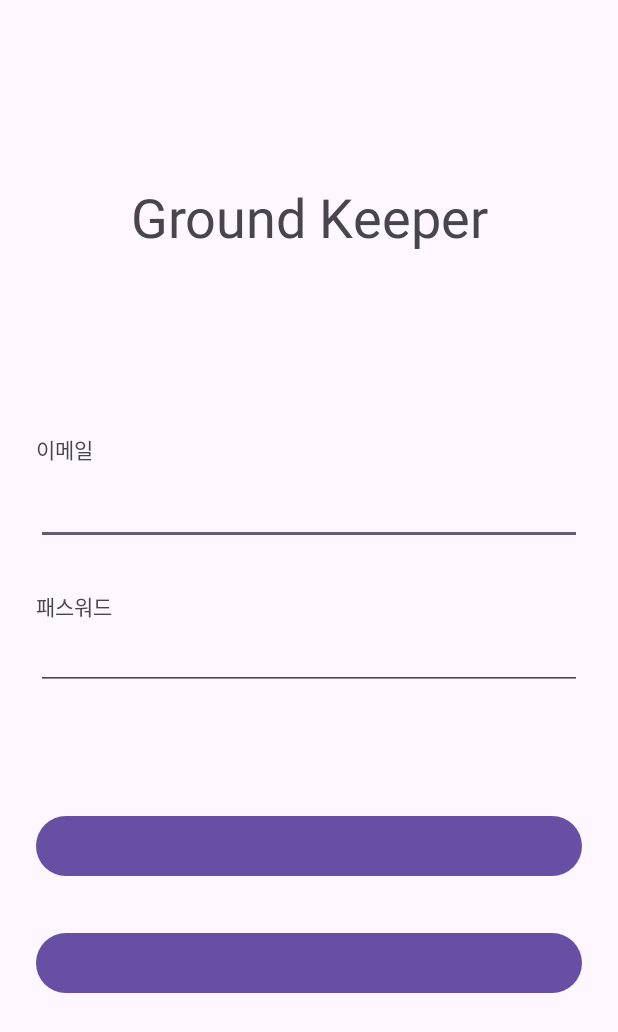
After one commit to LeeChoongHwan/GroundKeeper, an Android app: the SignInActivity screen opened directly, with no data from a screen before it, on a phone screen of 412 x 824 dp. The commit adds this screen. Shown: the top 1032 px of the screen. Run offline under Robolectric (Android 15) with nearby library versions, the phone set to English and light mode, and no system bars.

Commit message:
[ui] create activity sign in (1218)

```diff
--- a/app/src/main/AndroidManifest.xml
+++ b/app/src/main/AndroidManifest.xml
@@ -13,6 +13,9 @@
         android:theme="@style/Theme.GroundKeeper"
         tools:targetApi="31">
         <activity
+            android:name=".SignInActivity"
+            android:exported="false" />
+        <activity
             android:name=".SigninActivity"
             android:exported="false" />
         <activity
--- /dev/null
+++ b/app/src/main/java/com/example/groundkeeper/SignInActivity.kt
@@ -0,0 +1,11 @@
+package com.example.groundkeeper
+
+import androidx.appcompat.app.AppCompatActivity
+import android.os.Bundle
+
+class SignInActivity : AppCompatActivity() {
+    override fun onCreate(savedInstanceState: Bundle?) {
+        super.onCreate(savedInstanceState)
+        setContentView(R.layout.activity_sign_in)
+    }
+}
--- /dev/null
+++ b/app/src/main/res/layout/activity_sign_in.xml
@@ -0,0 +1,72 @@
+<?xml version="1.0" encoding="utf-8"?>
+<androidx.constraintlayout.widget.ConstraintLayout xmlns:android="http://schemas.android.com/apk/res/android"
+    xmlns:app="http://schemas.android.com/apk/res-auto"
+    xmlns:tools="http://schemas.android.com/tools"
+    android:layout_width="match_parent"
+    android:layout_height="match_parent"
+    tools:context=".SignInActivity">
+
+    <TextView
+        android:id="@+id/tv_title"
+        android:layout_width="wrap_content"
+        android:layout_height="wrap_content"
+        android:layout_marginTop="120dp"
+        android:text="@string/sign_in_title"
+        android:textSize="36sp"
+        app:layout_constraintEnd_toEndOf="parent"
+        app:layout_constraintStart_toStartOf="parent"
+        app:layout_constraintTop_toTopOf="parent" />
+
+    <TextView
+        android:id="@+id/tv_email"
+        android:layout_width="wrap_content"
+        android:layout_height="wrap_content"
+        android:layout_marginStart="24dp"
+        android:layout_marginTop="120dp"
+        android:text="이메일"
+        app:layout_constraintStart_toStartOf="parent"
+        app:layout_constraintTop_toBottomOf="@+id/tv_title" />
+
+    <EditText
+        android:id="@+id/et_id"
+        android:layout_width="match_parent"
+        android:layout_height="wrap_content"
+        android:layout_marginHorizontal="24dp"
+        android:textSize="24sp"
+        app:layout_constraintTop_toBottomOf="@id/tv_email" />
+
+    <TextView
+        android:id="@+id/tv_password"
+        android:layout_width="wrap_content"
+        android:layout_height="wrap_content"
+        android:layout_marginTop="30dp"
+        android:text="패스워드"
+        app:layout_constraintStart_toStartOf="@+id/tv_email"
+        app:layout_constraintTop_toBottomOf="@+id/et_id" />
+
+    <EditText
+        android:id="@+id/et_password"
+        android:layout_width="match_parent"
+        android:layout_height="wrap_content"
+        android:layout_marginHorizontal="24dp"
+        android:textSize="18sp"
+        app:layout_constraintTop_toBottomOf="@id/tv_password" />
+
+    <Button
+        android:id="@+id/btn_sign_in"
+        android:layout_width="match_parent"
+        android:layout_height="wrap_content"
+        android:layout_marginHorizontal="24dp"
+        android:layout_marginTop="80dp"
+        app:layout_constraintTop_toBottomOf="@id/et_password" />
+
+    <Button
+        android:id="@+id/btn_sign_up"
+        android:layout_width="match_parent"
+        android:layout_height="wrap_content"
+        android:layout_marginHorizontal="24dp"
+        android:layout_marginTop="30dp"
+        app:layout_constraintTop_toBottomOf="@+id/btn_sign_in" />
+
+
+</androidx.constraintlayout.widget.ConstraintLayout>
--- a/app/src/main/res/values/strings.xml
+++ b/app/src/main/res/values/strings.xml
@@ -1,3 +1,6 @@
 <resources>
     <string name="app_name">GroundKeeper</string>
+
+    <!--sign_in_layout-->
+    <string name="sign_in_title">Ground Keeper</string>
 </resources>
```
